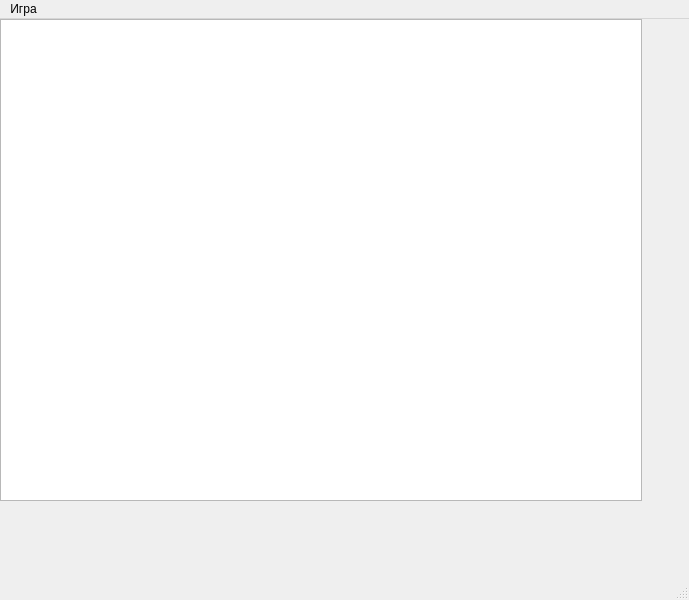
First picture: the form in src/Untitled/WindowMain.ui, repository oleynikov/Bomber-Craft, before the edit.
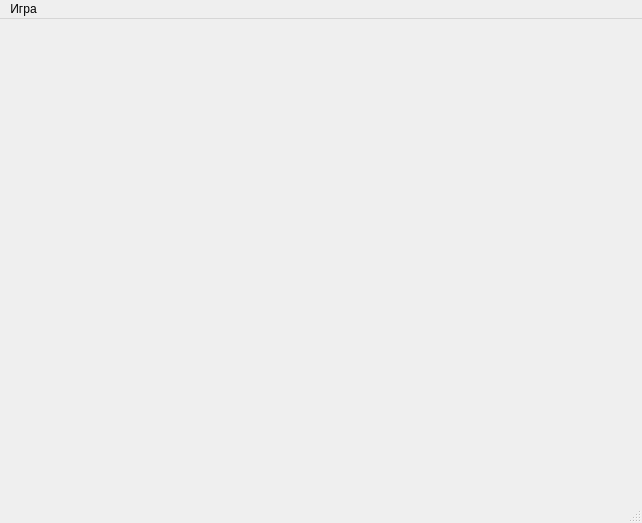
Second picture: the form after the edit.

Patch:
```diff
--- a/src/Untitled/WindowMain.ui
+++ b/src/Untitled/WindowMain.ui
@@ -6,48 +6,20 @@
    <rect>
     <x>0</x>
     <y>0</y>
-    <width>689</width>
-    <height>600</height>
+    <width>642</width>
+    <height>523</height>
    </rect>
   </property>
   <property name="windowTitle">
    <string>MainWindow</string>
   </property>
-  <widget class="QWidget" name="centralWidget">
-   <widget class="QGraphicsView" name="graphicsView">
-    <property name="geometry">
-     <rect>
-      <x>0</x>
-      <y>0</y>
-      <width>642</width>
-      <height>482</height>
-     </rect>
-    </property>
-    <property name="lineWidth">
-     <number>0</number>
-    </property>
-    <property name="verticalScrollBarPolicy">
-     <enum>Qt::ScrollBarAsNeeded</enum>
-    </property>
-    <property name="horizontalScrollBarPolicy">
-     <enum>Qt::ScrollBarAsNeeded</enum>
-    </property>
-    <property name="sceneRect">
-     <rectf>
-      <x>0.000000000000000</x>
-      <y>0.000000000000000</y>
-      <width>640.000000000000000</width>
-      <height>480.000000000000000</height>
-     </rectf>
-    </property>
-   </widget>
-  </widget>
+  <widget class="QWidget" name="centralWidget"/>
   <widget class="QMenuBar" name="menuBar">
    <property name="geometry">
     <rect>
      <x>0</x>
      <y>0</y>
-     <width>689</width>
+     <width>642</width>
      <height>21</height>
     </rect>
    </property>
```
